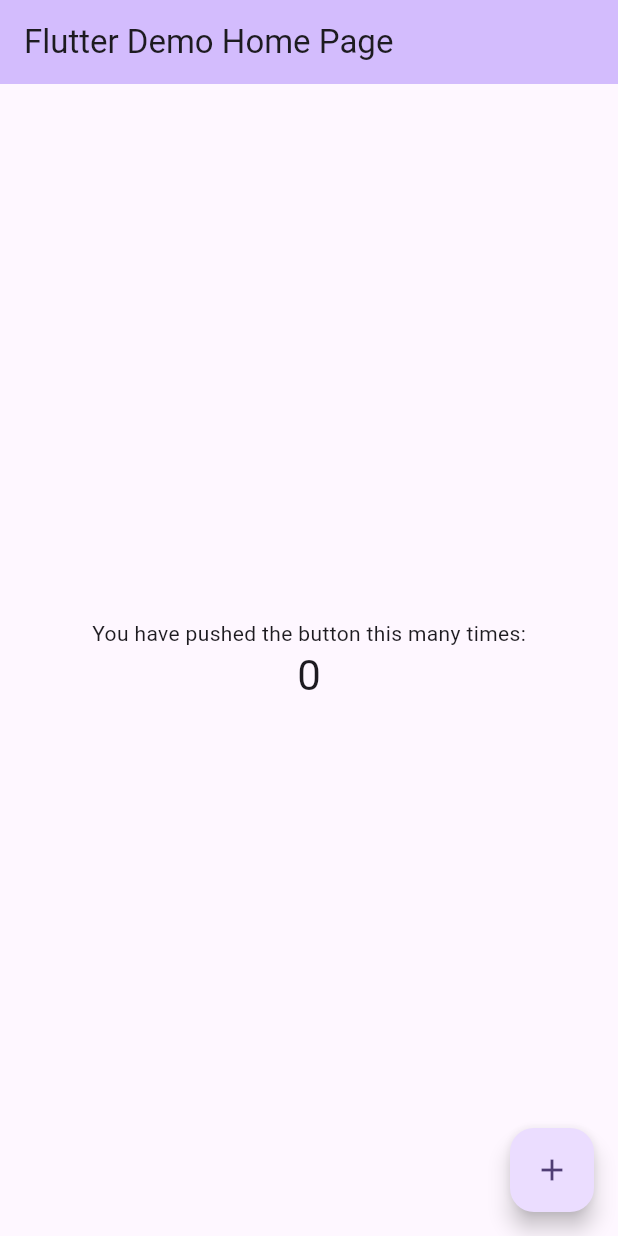
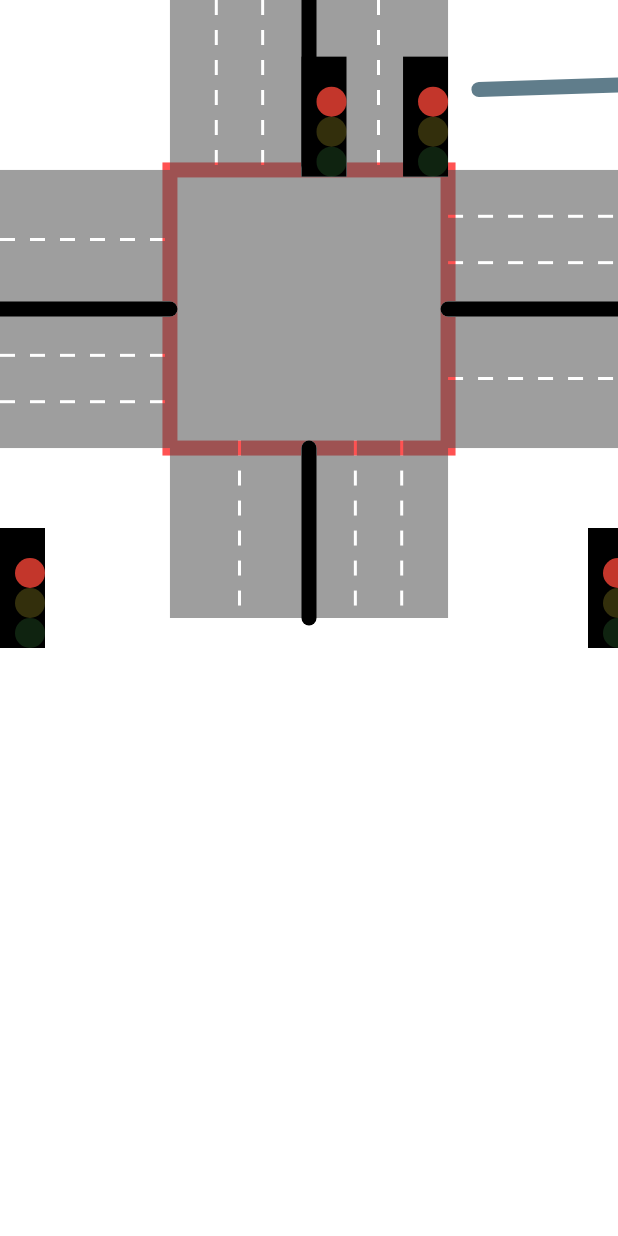
Before and after one commit to oluwasegunilori/Driving-test-app, a Flutter app: the screen it shows after launch, on a phone screen of 412 x 824 dp. Run offline on Flutter 3.47's test engine with Material 3 defaults, Android fonts, the phone set to English and light mode, and no system bars.

Commit message:
Initial intersection canvas work

```diff
--- a/lib/main.dart
+++ b/lib/main.dart
@@ -1,4 +1,5 @@
 import 'package:flutter/material.dart';
+import 'package:me_pass_drive_test/rough_sketch/road_widget.dart';
 
 void main() {
   runApp(const MyApp());
@@ -31,7 +32,7 @@
         colorScheme: ColorScheme.fromSeed(seedColor: Colors.deepPurple),
         useMaterial3: true,
       ),
-      home: const MyHomePage(title: 'Flutter Demo Home Page'),
+      home: const RoadIntersectionWidget(),
     );
   }
 }
--- /dev/null
+++ b/lib/rough_sketch/configs.dart
@@ -0,0 +1,5 @@
+const double dividerWidth = 10;
+const double trafficLightBoxWidth = 30;
+const double trafficLightBoxHeight = 80;
+const double roadWidthPercent = 0.45;
+const double restOfRoadWidthPercent = 1 - roadWidthPercent;
--- /dev/null
+++ b/lib/rough_sketch/road_widget.dart
@@ -0,0 +1,70 @@
+import 'dart:async';
+
+import 'package:flutter/material.dart';
+
+import 'rough_it.dart';
+
+class RoadIntersectionWidget extends StatefulWidget {
+  const RoadIntersectionWidget({super.key});
+
+  @override
+  _RoadIntersectionWidgetState createState() => _RoadIntersectionWidgetState();
+}
+
+class _RoadIntersectionWidgetState extends State<RoadIntersectionWidget>
+    with SingleTickerProviderStateMixin {
+  int _currentLight = 0;
+  late Timer _timer;
+  late AnimationController _controller;
+  late Animation<double> _animation;
+
+  @override
+  void initState() {
+    super.initState();
+    _controller = AnimationController(
+      duration: const Duration(seconds: 4),
+      vsync: this,
+    )..repeat(reverse: true);
+
+    _animation = Tween<double>(begin: 0.8, end: 1.0).animate(_controller);
+
+    _timer = Timer.periodic(const Duration(seconds: 3), (timer) {
+      setState(() {
+        _currentLight = (_currentLight + 1) % 3;
+      });
+    });
+  }
+
+  @override
+  void dispose() {
+    _timer.cancel();
+    _controller.dispose();
+    super.dispose();
+  }
+
+  @override
+  Widget build(BuildContext context) {
+    return SafeArea(
+      child: AnimatedBuilder(
+          animation: _animation,
+          builder: (context, child) {
+            return Column(
+              children: [
+                CustomPaint(
+                  size: Size(
+                      MediaQuery.of(context).size.width,
+                      MediaQuery.of(context).size.height /
+                          2), // You can specify the size of the canvas here
+                  painter:
+                      RoadIntersectionPainter(_currentLight, _animation.value),
+                ),
+                const Expanded(
+                  flex: 1,
+                  child: Center(),
+                ),
+              ],
+            );
+          }),
+    );
+  }
+}
```
Also changed, not shown: lib/rough_sketch/rough_it.dart (added, +251 -0 lines).
